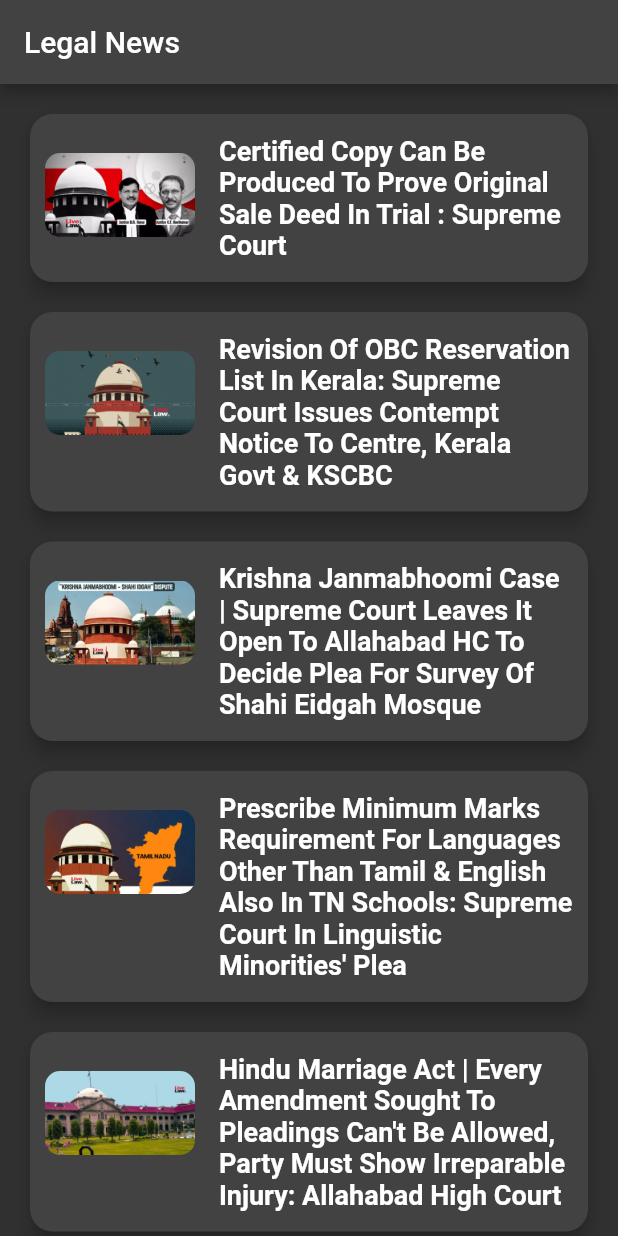
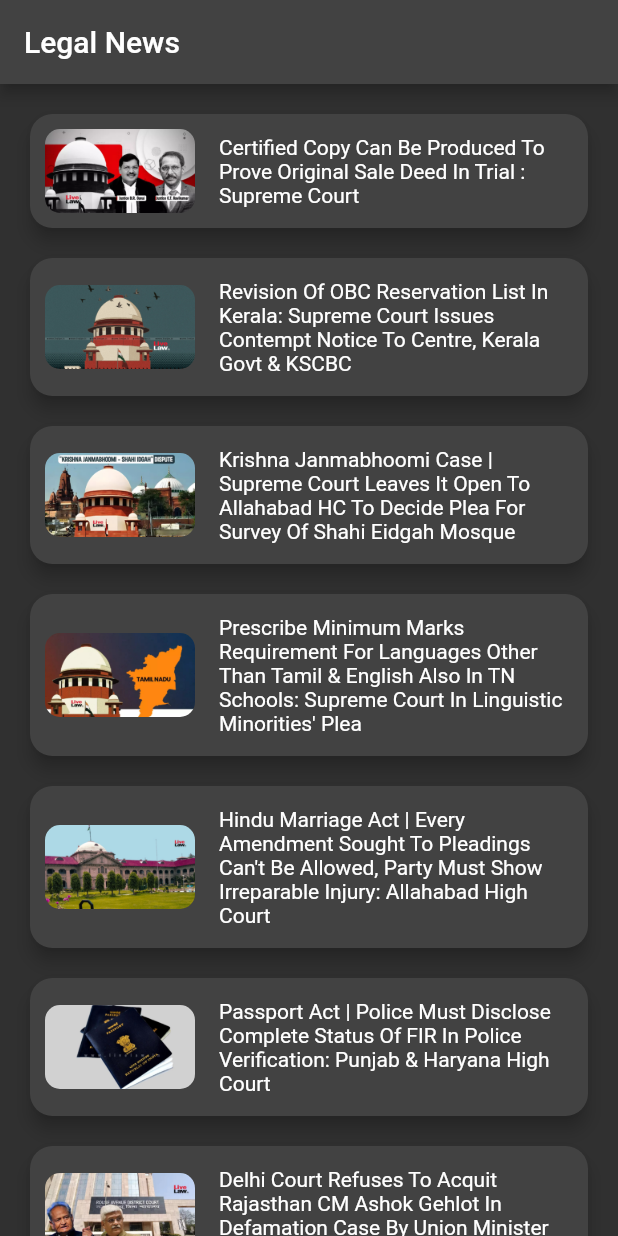
Before and after one commit to drowsy-coder/Nyaya-Sahaya, a Flutter app: the LawyerReadScreen screen opened directly, on a phone screen of 412 x 824 dp. Run offline on Flutter 3.47's test engine with Material 2 defaults, Android fonts, the phone set to English and light mode, and no system bars; our stand-ins replace bubble, cloud_firestore, date_field, file_picker, firebase_auth, firebase_core and 5 more; missing offline and left inert: dialogflow_flutter, read_pdf_text, text2pdf; accounts and stored records are empty; project files that could hold a hidden picture were left out.

Commit message:
Law read screen

```diff
--- a/lib/screens/stakeholders/lawyer/lawyer_read.dart
+++ b/lib/screens/stakeholders/lawyer/lawyer_read.dart
@@ -109,13 +109,13 @@ class _LawyerReadScreenState extends State<LawyerReadScreen> {
                   child: Image.asset(
                     article['image'],
                     width: 100,
-                    height: 100,
+                    height: 199,
                     fit: BoxFit.cover,
                   ),
                 ),
                 title: Text(
                   article['title'],
-                  style: TextStyle(fontSize: 18, fontWeight: FontWeight.bold),
+                  style: TextStyle(fontSize: 14, fontWeight: FontWeight.normal),
                 ),
                 onTap: () {
                   _launchURL(article['url']);
```
